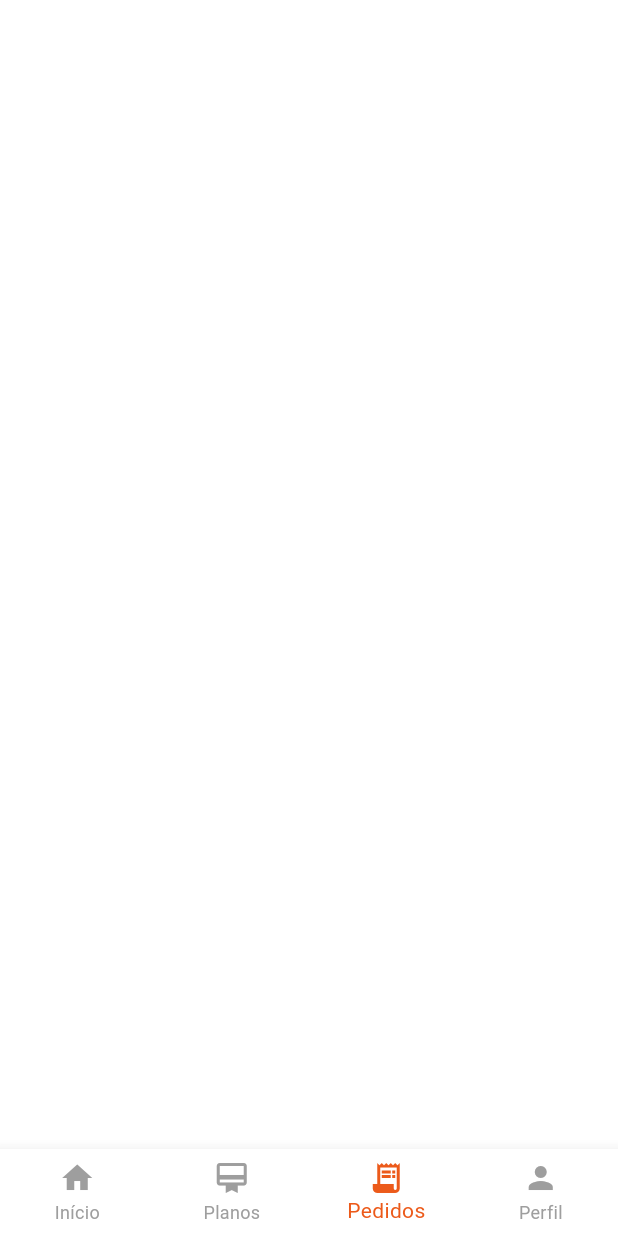
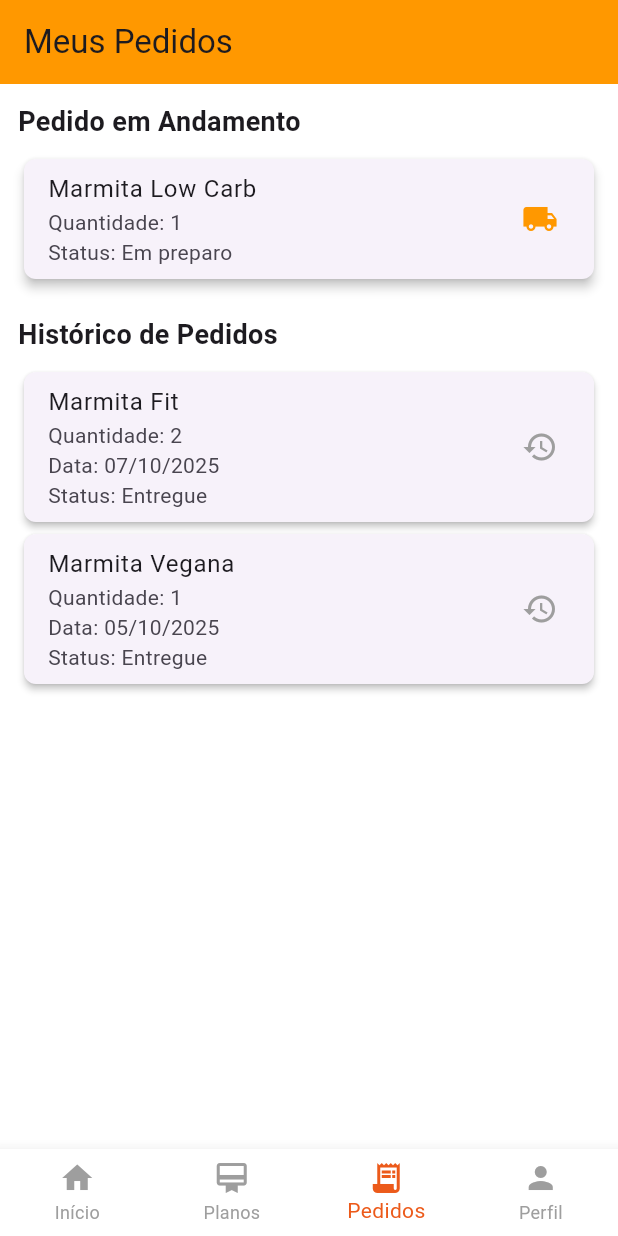
Before and after one commit to GuiRuizz/quentinha-app, a Flutter app: the PedidosPage screen opened by its route, on a phone screen of 412 x 824 dp. Run offline on Flutter 3.47's test engine with Material 3 defaults, Android fonts, the phone set to English and light mode, and no system bars; our stand-ins replace badges, flutter_svg, go_router, google_fonts, introduction_screen, logger and 1 more; accounts and stored records are empty; network calls fail.

Commit message:
feat: Criado a pagina de meus pedidos

```diff
--- a/lib/presentation/view/pedidos_page.dart
+++ b/lib/presentation/view/pedidos_page.dart
@@ -11,12 +11,117 @@ class PedidosPage extends StatefulWidget {
 }
 
 class _PedidosPageState extends State<PedidosPage> {
+  // Simulando dados de pedidos
+  final List<Map<String, dynamic>> pedidosHistorico = [
+    {
+      'id': 1,
+      'produto': 'Marmita Fit',
+      'data': '07/10/2025',
+      'status': 'Entregue',
+      'quantidade': 2
+    },
+    {
+      'id': 2,
+      'produto': 'Marmita Vegana',
+      'data': '05/10/2025',
+      'status': 'Entregue',
+      'quantidade': 1
+    },
+  ];
+
+  final Map<String, dynamic>? pedidoAtual = {
+    'id': 3,
+    'produto': 'Marmita Low Carb',
+    'data': '08/10/2025',
+    'status': 'Em preparo',
+    'quantidade': 1
+  };
+
   @override
   Widget build(BuildContext context) {
     final currentRoute = GoRouterState.of(context).uri.toString();
     return Scaffold(
       backgroundColor: Colors.white,
       bottomNavigationBar: BottomNavBar(currentRoute: currentRoute),
+      appBar: AppBar(
+        title: const Text('Meus Pedidos'),
+        backgroundColor: Colors.orange,
+      ),
+      body: Padding(
+        padding: const EdgeInsets.all(12.0),
+        child: ListView(
+          children: [
+            if (pedidoAtual != null) ...[
+              const Text(
+                'Pedido em Andamento',
+                style: TextStyle(
+                    fontSize: 18, fontWeight: FontWeight.bold),
+              ),
+              const SizedBox(height: 8),
+              Card(
+                elevation: 3,
+                shape: RoundedRectangleBorder(
+                    borderRadius: BorderRadius.circular(8)),
+                child: ListTile(
+                  title: Text(pedidoAtual!['produto']),
+                  subtitle: Text(
+                      'Quantidade: ${pedidoAtual!['quantidade']}\nStatus: ${pedidoAtual!['status']}'),
+                  trailing: Icon(Icons.local_shipping, color: Colors.orange),
+                  onTap: () {
+                    // Aqui você pode ir para uma página de detalhes do pedido
+                    showDialog(
+                      context: context,
+                      builder: (_) => AlertDialog(
+                        title: Text('Pedido #${pedidoAtual!['id']}'),
+                        content: Text(
+                            'Produto: ${pedidoAtual!['produto']}\nQuantidade: ${pedidoAtual!['quantidade']}\nStatus: ${pedidoAtual!['status']}'),
+                        actions: [
+                          TextButton(
+                              onPressed: () => Navigator.pop(context),
+                              child: const Text('Fechar'))
+                        ],
+                      ),
+                    );
+                  },
+                ),
+              ),
+              const SizedBox(height: 20),
+            ],
+            const Text(
+              'Histórico de Pedidos',
+              style: TextStyle(fontSize: 18, fontWeight: FontWeight.bold),
+            ),
+            const SizedBox(height: 8),
+            ...pedidosHistorico.map((pedido) => Card(
+                  elevation: 2,
+                  shape: RoundedRectangleBorder(
+                      borderRadius: BorderRadius.circular(8)),
+                  child: ListTile(
+                    title: Text(pedido['produto']),
+                    subtitle: Text(
+                        'Quantidade: ${pedido['quantidade']}\nData: ${pedido['data']}\nStatus: ${pedido['status']}'),
+                    trailing: Icon(Icons.history, color: Colors.grey),
+                    onTap: () {
+                      // Detalhes do pedido histórico
+                      showDialog(
+                        context: context,
+                        builder: (_) => AlertDialog(
+                          title: Text('Pedido #${pedido['id']}'),
+                          content: Text(
+                              'Produto: ${pedido['produto']}\nQuantidade: ${pedido['quantidade']}\nData: ${pedido['data']}\nStatus: ${pedido['status']}'),
+                          actions: [
+                            TextButton(
+                                onPressed: () => Navigator.pop(context),
+                                child: const Text('Fechar'))
+                          ],
+                        ),
+                      );
+                    },
+                  ),
+                )),
+          ],
+        ),
+      ),
     );
   }
 }
```
